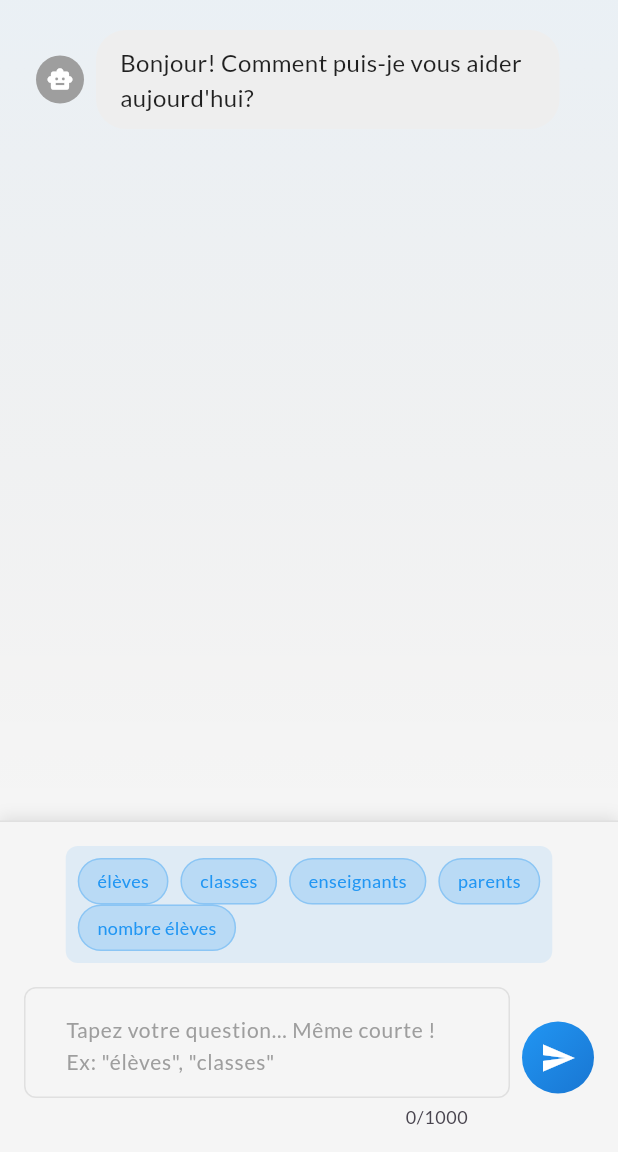
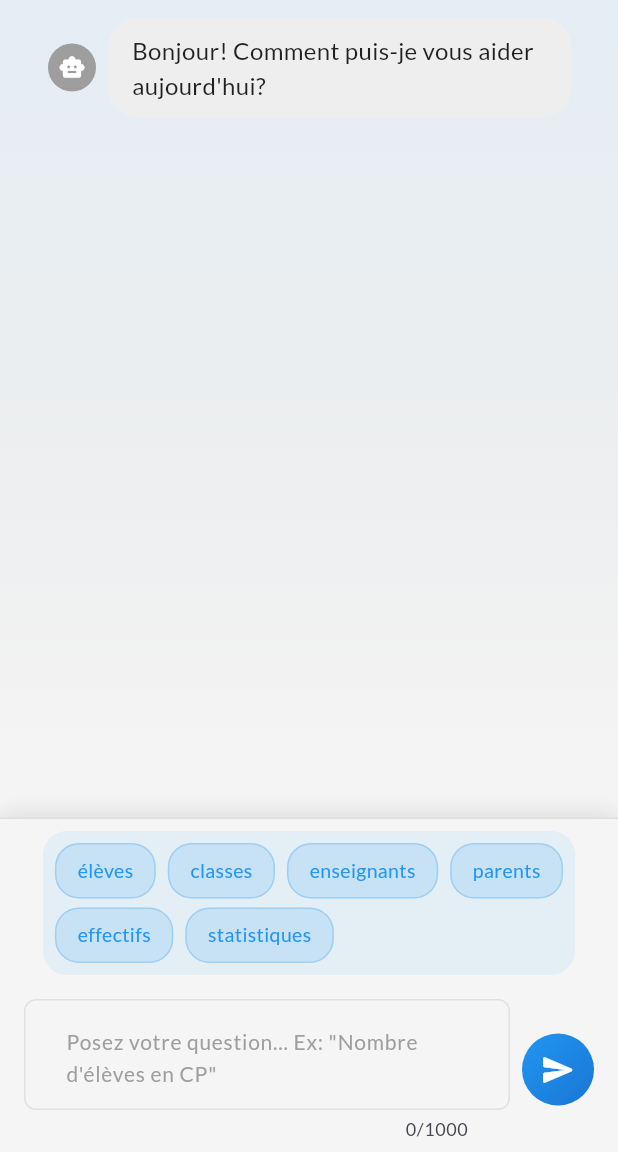
Before and after one commit to Swiren6/final_assistant, a Flutter app: the ChatScreen screen opened by its route, on a phone screen of 412 x 824 dp, the part 84-1236 px from its top. Run offline on Flutter 3.47's test engine with Material 3 defaults, Android fonts, the light colour scheme and no system bars; our stand-ins replace google_fonts, shared_preferences; accounts and stored records are empty.

Commit message:
Update chat_screen.dart

```diff
--- a/frontend/lib/screens/chat_screen.dart
+++ b/frontend/lib/screens/chat_screen.dart
@@ -45,7 +45,7 @@ class _ChatScreenState extends State<ChatScreen> {
 
   void _startNotificationPolling() {
     _notificationTimer = Timer.periodic(
-      const Duration(hours: 24),
+      const Duration(seconds: 15),
       (_) => _checkNotifications(),
     );
   }
@@ -53,10 +53,12 @@ class _ChatScreenState extends State<ChatScreen> {
   Future<void> _checkNotifications() async {
     try {
       final authService = Provider.of<AuthService>(context, listen: false);
+      if (authService.token == null) return;
+
       final response = await http.get(
         Uri.parse('${AppConstants.apiBaseUrl}/notifications'),
         headers: {'Authorization': 'Bearer ${authService.token}'},
-      );
+      ).timeout(const Duration(seconds: 10));
 
       if (response.statusCode == 200) {
         final List<dynamic> data = jsonDecode(response.body);
@@ -68,6 +70,7 @@ class _ChatScreenState extends State<ChatScreen> {
             setState(() {
               _messages.add(Message.notification(
                 text: notif['message'],
+                // timestamp: DateTime.parse(notif['created_at']), // Retiré si non supporté
               ));
               _seenNotificationIds.add(id);
               hasNew = true;
@@ -84,7 +87,10 @@ class _ChatScreenState extends State<ChatScreen> {
 
   void _addWelcomeMessage() {
     setState(() {
-      _messages.add(Message.assistant(text: AppConstants.defaultWelcomeMessage));
+      _messages.add(Message.assistant(
+        text: AppConstants.defaultWelcomeMessage,
+        // timestamp: DateTime.now(), // Retiré si non supporté
+      ));
     });
   }
 
@@ -99,7 +105,10 @@ class _ChatScreenState extends State<ChatScreen> {
 
   void _addUserMessage(String message) {
     setState(() {
-      _messages.add(Message.user(text: message));
+      _messages.add(Message.user(
+        text: message,
+        // timestamp: DateTime.now(), // Retiré si non supporté
+      ));
       _messages.add(Message.typing());
       _isLoading = true;
     });
@@ -109,11 +118,16 @@ class _ChatScreenState extends State<ChatScreen> {
   Future<void> _processBotResponse(String userMessage) async {
     try {
       final authService = Provider.of<AuthService>(context, listen: false);
-      final response = await _apiService.askQuestion(userMessage, authService.token ?? '');
+      final response = await _apiService.askQuestion(
+        userMessage,
+        authService.token ?? '',
+      );
 
       _handleSuccessfulResponse(response);
+    } on ApiException catch (e) {
+      _handleApiError(e);
     } catch (e) {
-      _handleErrorResponse(e);
+      _handleGenericError(e);
     } finally {
       if (mounted) setState(() => _isLoading = false);
     }
@@ -127,24 +141,64 @@ class _ChatScreenState extends State<ChatScreen> {
           text: response['response'] ?? 'Aucune réponse reçue',
           sqlQuery: response['sql_query'],
           graphBase64: response['data']?['graph'] as String?,
+          // timestamp: DateTime.now(), // Retiré si non supporté
         ),
       );
     });
     _scrollToBottom();
   }
 
-  void _handleErrorResponse(dynamic error) {
-    debugPrint('Erreur: $error');
+  void _handleApiError(ApiException e) {
+    debugPrint('ApiException: ${e.message} (Code: ${e.statusCode})');
+
+    String errorMessage;
+    switch (e.statusCode) {
+      case 422:
+        errorMessage = 'Question incomplète ou mal formulée. Reformulez svp.';
+        break;
+      case 401:
+        errorMessage = 'Session expirée. Veuillez vous reconnecter.';
+        _showSessionExpiredSnackbar();
+        break;
+      case 500:
+        errorMessage = 'Erreur serveur. Contactez l\'administrateur.';
+        break;
+      default:
+        errorMessage = 'Erreur: ${e.message}';
+    }
+
     setState(() {
       _messages.removeLast();
-      _messages.add(Message.error(text: _getErrorMessage(error)));
+      _messages.add(Message.error(
+        text: errorMessage,
+        // timestamp: DateTime.now(), // Retiré si non supporté
+      ));
     });
   }
 
-  String _getErrorMessage(dynamic error) {
-    if (error is http.ClientException) return 'Erreur de connexion';
-    if (error is TimeoutException) return 'Temps d\'attente dépassé';
-    return 'Une erreur est survenue';
+  void _handleGenericError(dynamic error) {
+    debugPrint('Erreur: $error');
+
+    final errorMessage = error is TimeoutException
+        ? 'Temps d\'attente dépassé'
+        : 'Erreur de connexion au serveur';
+
+    setState(() {
+      _messages.removeLast();
+      _messages.add(Message.error(
+        text: errorMessage,
+        // timestamp: DateTime.now(), // Retiré si non supporté
+      ));
+    });
+  }
+
+  void _showSessionExpiredSnackbar() {
+    ScaffoldMessenger.of(context).showSnackBar(
+      const SnackBar(
+        content: Text('Session expirée. Veuillez vous reconnecter.'),
+        backgroundColor: Colors.orange,
+      ),
+    );
   }
 
   void _scrollToBottom() {
@@ -164,7 +218,7 @@ class _ChatScreenState extends State<ChatScreen> {
       context: context,
       builder: (context) => AlertDialog(
         title: const Text('Effacer la conversation'),
-        content: const Text('Êtes-vous sûr de vouloir effacer toute la conversation ?'),
+        content: const Text('Voulez-vous vraiment effacer cette conversation ?'),
         actions: [
           TextButton(
             onPressed: Navigator.of(context).pop,
@@ -176,7 +230,7 @@ class _ChatScreenState extends State<ChatScreen> {
               setState(() => _messages.clear());
               _addWelcomeMessage();
             },
-            child: const Text('Effacer'),
+            child: const Text('Effacer', style: TextStyle(color: Colors.red)),
           ),
         ],
       ),
@@ -226,7 +280,7 @@ class _ChatScreenState extends State<ChatScreen> {
       decoration: BoxDecoration(
         gradient: LinearGradient(
           colors: [
-            AppConstants.primaryColor.withOpacity(0.05),
+            AppConstants.primaryColor.withAlpha(20), // Remplace withOpacity
             Colors.transparent,
           ],
           begin: Alignment.topCenter,
@@ -238,8 +292,8 @@ class _ChatScreenState extends State<ChatScreen> {
           : ListView.builder(
               controller: _scrollController,
               padding: const EdgeInsets.symmetric(
-                horizontal: AppConstants.paddingSmall,
-                vertical: AppConstants.paddingMedium,
+                horizontal: AppConstants.paddingMedium,
+                vertical: AppConstants.paddingSmall,
               ),
               itemCount: _messages.length,
               itemBuilder: (context, index) => MessageBubble(
@@ -269,7 +323,7 @@ class _ChatScreenState extends State<ChatScreen> {
           ),
           const SizedBox(height: AppConstants.paddingSmall),
           Text(
-            'Posez une question sur le système scolaire',
+            'Posez votre question sur le système scolaire',
             style: Theme.of(context).textTheme.bodyMedium?.copyWith(
                   color: Colors.grey.shade500,
                 ),
@@ -283,16 +337,16 @@ class _ChatScreenState extends State<ChatScreen> {
     return Container(
       padding: const EdgeInsets.symmetric(
         horizontal: AppConstants.paddingMedium,
-        vertical: AppConstants.paddingMedium,
+        vertical: AppConstants.paddingSmall,
       ),
       decoration: BoxDecoration(
         color: Theme.of(context).scaffoldBackgroundColor,
         border: Border(top: BorderSide(color: Colors.grey.shade300)),
         boxShadow: [
           BoxShadow(
-            color: Colors.black.withOpacity(0.1),
-            blurRadius: 8,
-            offset: const Offset(0, -2),
+            color: Colors.black.withAlpha(25), // Remplace withOpacity
+            blurRadius: 12,
+            offset: const Offset(0, -4),
           ),
         ],
       ),
@@ -300,7 +354,13 @@ class _ChatScreenState extends State<ChatScreen> {
         child: Column(
           children: [
             if (_messages.length <= 1) _buildQuickSuggestions(),
-            _buildInputField(),
+            Row(
+              children: [
+                Expanded(child: _buildTextField()),
+                const SizedBox(width: AppConstants.paddingSmall),
+                _buildSendButton(),
+              ],
+            ),
           ],
         ),
       ),
@@ -308,29 +368,23 @@ class _ChatScreenState extends State<ChatScreen> {
   }
 
   Widget _buildQuickSuggestions() {
+    const suggestions = [
+      'élèves', 'classes', 'enseignants',
+      'parents', 'effectifs', 'statistiques'
+    ];
+
     return Container(
       margin: const EdgeInsets.only(bottom: AppConstants.paddingMedium),
       padding: const EdgeInsets.all(AppConstants.paddingSmall),
       decoration: BoxDecoration(
-        color: AppConstants.primaryColor.withOpacity(0.1),
-        borderRadius: BorderRadius.circular(AppConstants.radiusMedium),
+        color: AppConstants.primaryColor.withAlpha(20), // Remplace withOpacity
+        borderRadius: BorderRadius.circular(AppConstants.radiusLarge),
       ),
       child: Wrap(
         spacing: 8,
-        children: [
-          'élèves', 'classes', 'enseignants', 'parents', 'nombre élèves'
-        ].map((text) => _buildQuickButton(text)).toList(),
+        runSpacing: 6,
+        children: suggestions.map(_buildQuickButton).toList(),
       ),
-    );
-  }
-
-  Widget _buildInputField() {
-    return Row(
-      children: [
-        Expanded(child: _buildTextField()),
-        const SizedBox(width: AppConstants.paddingSmall),
-        _buildSendButton(),
-      ],
     );
   }
 
@@ -338,9 +392,9 @@ class _ChatScreenState extends State<ChatScreen> {
     return TextField(
       controller: _messageController,
       decoration: InputDecoration(
-        hintText: 'Tapez votre question... Même courte ! Ex: "élèves", "classes"',
+        hintText: 'Posez votre question... Ex: "Nombre d\'élèves en CP"',
         border: OutlineInputBorder(
-          borderRadius: BorderRadius.circular(AppConstants.radiusRound),
+          borderRadius: BorderRadius.circular(30), // Remplace radiusExtraLarge
           borderSide: BorderSide.none,
         ),
         filled: true,
@@ -351,7 +405,7 @@ class _ChatScreenState extends State<ChatScreen> {
         ),
         suffixIcon: _messageController.text.isNotEmpty
             ? IconButton(
-                icon: const Icon(Icons.clear),
+                icon: const Icon(Icons.clear, size: 20),
                 onPressed: () {
                   _messageController.clear();
                   setState(() {});
@@ -373,48 +427,52 @@ class _ChatScreenState extends State<ChatScreen> {
     return Container(
       decoration: BoxDecoration(
         shape: BoxShape.circle,
-        gradient: LinearGradient(
-          colors: _isLoading
-              ? [Colors.grey.shade400, Colors.grey.shade500]
-              : [AppConstants.primaryColor, AppConstants.primaryColorDark],
-          begin: Alignment.topLeft,
-          end: Alignment.bottomRight,
-        ),
+        gradient: _isLoading
+            ? LinearGradient(colors: [Colors.grey.shade400, Colors.grey.shade600])
+            : LinearGradient( // Remplace primaryGradient
+                colors: [AppConstants.primaryColor, AppConstants.primaryColorDark],
+                begin: Alignment.topLeft,
+                end: Alignment.bottomRight,
+              ),
       ),
       child: IconButton(
         icon: _isLoading
             ? const SizedBox(
-                width: 20,
-                height: 20,
+                width: 24,
+                height: 24,
                 child: CircularProgressIndicator(
-                  strokeWidth: 2,
+                  strokeWidth: 3,
                   valueColor: AlwaysStoppedAnimation<Color>(Colors.white),
                 ),
               )
-            : const Icon(Icons.send, color: Colors.white),
+            : const Icon(Icons.send_rounded, color: Colors.white),
         onPressed: _isLoading ? null : _sendMessage,
       ),
     );
   }
 
   Widget _buildQuickButton(String text) {
-    return GestureDetector(
+    return InkWell(
+      borderRadius: BorderRadius.circular(16),
       onTap: () {
         _messageController.text = text;
         _sendMessage();
       },
       child: Container(
-        padding: const EdgeInsets.symmetric(horizontal: 12, vertical: 6),
+        padding: const EdgeInsets.symmetric(horizontal: 14, vertical: 8),
         decoration: BoxDecoration(
-          color: AppConstants.primaryColor.withOpacity(0.2),
+          color: AppConstants.primaryColor.withAlpha(38), // Remplace withOpacity(0.15)
           borderRadius: BorderRadius.circular(16),
-          border: Border.all(color: AppConstants.primaryColor.withOpacity(0.3)),
+          border: Border.all(
+            color: AppConstants.primaryColor.withAlpha(64), // Remplace withOpacity(0.25)
+            width: 1,
+          ),
         ),
         child: Text(
           text,
           style: TextStyle(
             color: AppConstants.primaryColor,
-            fontSize: 12,
+            fontSize: 13,
             fontWeight: FontWeight.w500,
           ),
         ),
@@ -426,20 +484,31 @@ class _ChatScreenState extends State<ChatScreen> {
     showDialog(
       context: context,
       builder: (context) => AlertDialog(
-        title: const Text('Assistant Scolaire'),
+        title: const Text('À propos'),
         content: Column(
           mainAxisSize: MainAxisSize.min,
           crossAxisAlignment: CrossAxisAlignment.start,
           children: [
-            const Text('Cet assistant peut répondre à vos questions sur le système scolaire.'),
+            const Text(
+              'Assistant scolaire - Version ${AppConstants.appVersion}',
+              style: TextStyle(fontWeight: FontWeight.bold),
+            ),
             const SizedBox(height: AppConstants.paddingMedium),
             Consumer<AuthService>(
               builder: (context, authService, _) => Column(
                 crossAxisAlignment: CrossAxisAlignment.start,
                 children: [
-                  Text('Utilisateur: ${authService.user?.idpersonne ?? "Non connecté"}'),
-                  if (authService.user?.roles.isNotEmpty ?? false)
-                    Text('Rôles: ${authService.user!.roles.join(", ")}'),
+                  if (authService.user != null) ...[
+                    Text('Utilisateur: ${authService.user!.idpersonne}'),
+                    if (authService.user!.roles.isNotEmpty)
+                      Text('Rôles: ${authService.user!.roles.join(", ")}'),
+                    const SizedBox(height: AppConstants.paddingSmall),
+                  ],
+                  Text(
+                    // Retiré lastLogin si non disponible
+                    'Connecté depuis: ${DateTime.now().toString()}',
+                    style: TextStyle(color: Colors.grey.shade600, fontSize: 13),
+                  ),
                 ],
               ),
             ),
```
